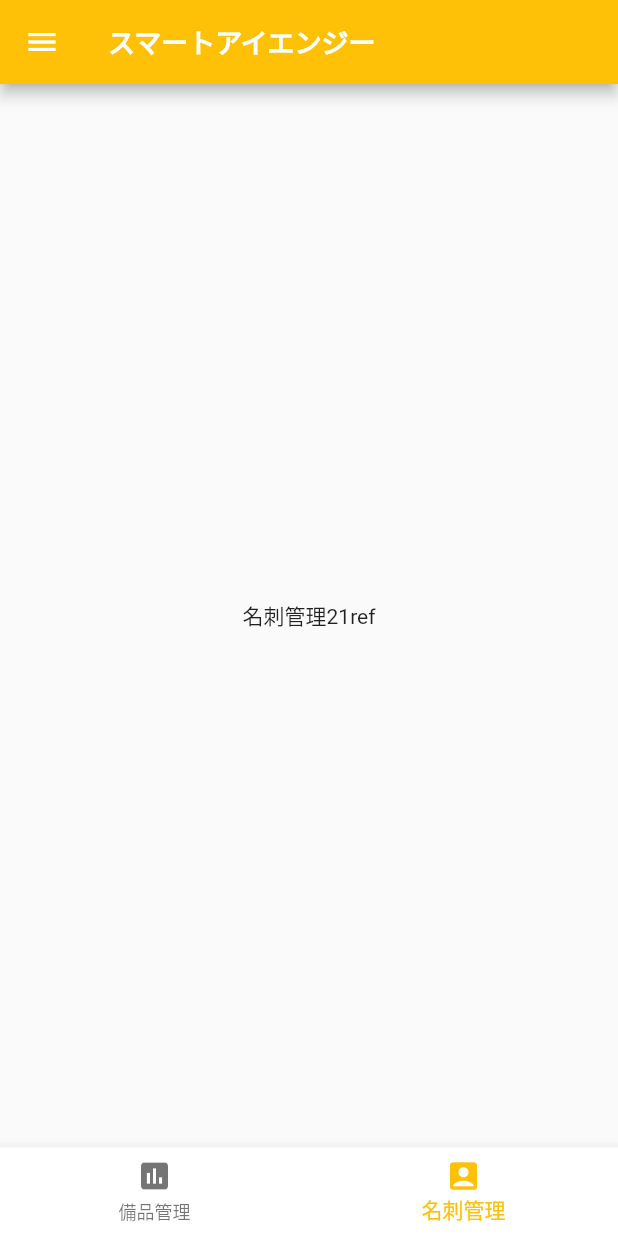
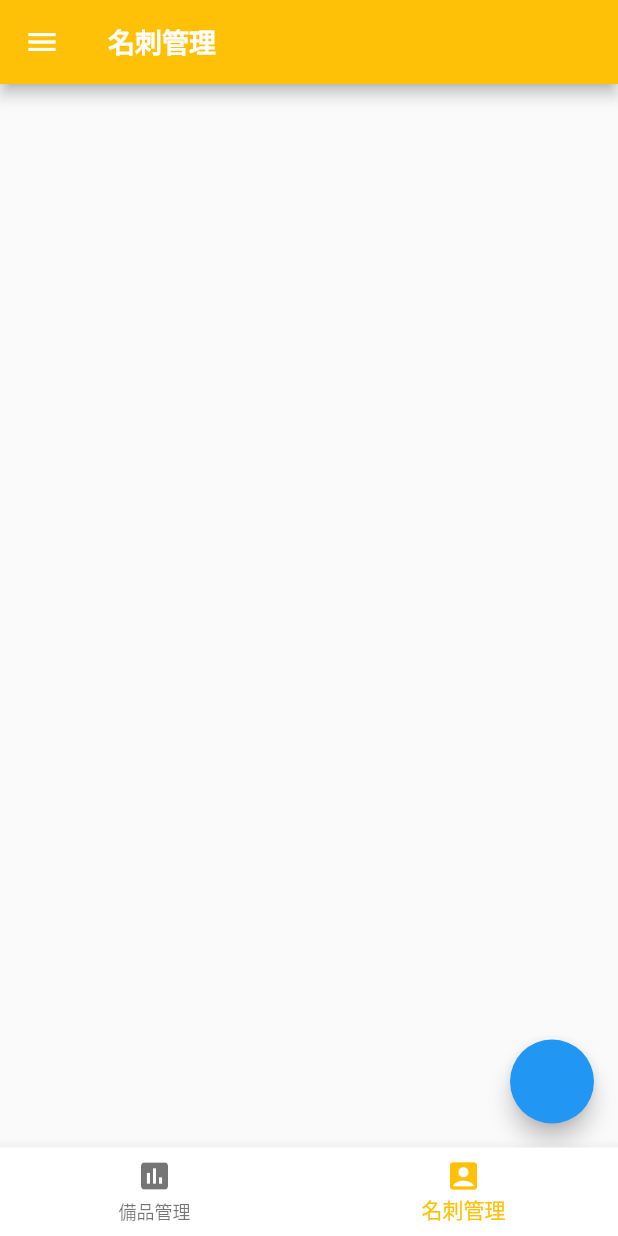
Before and after one commit to ouyou58/SmartingApp, a Flutter app: the screen it shows after launch, item 2 of the bottom bar chosen, on a phone screen of 412 x 824 dp. Run offline on Flutter 3.47's test engine with Material 2 defaults, Android fonts, the phone set to English and light mode, and no system bars.

Commit message:
タイトル修正

```diff
--- a/lib/business_name.dart
+++ b/lib/business_name.dart
@@ -1,9 +1,15 @@
-
 import 'package:flutter/cupertino.dart';
+import 'package:flutter/material.dart';
 
 class BusinessName extends StatelessWidget {
   @override
   Widget build(BuildContext context) {
-    return Center(child: Text('名刺管理21ref'));
+    return Scaffold(
+        body: ListView(),
+        floatingActionButton: FloatingActionButton(
+          onPressed: () {
+            print('haha');
+          },
+        ));
   }
 }
--- a/lib/main.dart
+++ b/lib/main.dart
@@ -26,33 +26,42 @@ class BottomNavigationController extends StatefulWidget {
 
 class _BottomNavigationControllerState
     extends State<BottomNavigationController> {
-  int _currentIndex = 0;
-  final pages = [EquipmentManage(),BusinessName()];
-  // タブバー feshfekhっっdjっっっっっっfee
-  final tabBarTitle = ['備品管理', '名刺管理'];
+  int currentIndex = 0;
+  final pages = [EquipmentManage(), BusinessName()];
+
+  // タブバー
+  final tabBarTitles = ['備品管理', '名刺管理'];
+  String currentTitle = "";
 
   @override
   Widget build(BuildContext context) {
+    currentTitle = tabBarTitles[currentIndex];
     return Scaffold(
       appBar: AppBar(
         backgroundColor: Colors.amber,
-        title: Text('スマートアイエンジー',style: TextStyle(color: Colors.white,fontSize: 18,fontWeight:FontWeight.w600),),
+        title: Text(
+          currentTitle,
+          style: TextStyle(
+              color: Colors.white, fontSize: 18, fontWeight: FontWeight.w600),
+        ),
       ),
-      drawer: Drawer(child: ListView(),),
-      body: pages[_currentIndex],
+      drawer: Drawer(
+        child: ListView(),
+      ),
+      body: pages[currentIndex],
       bottomNavigationBar: BottomNavigationBar(
         backgroundColor: Colors.white,
         items: <BottomNavigationBarItem>[
           BottomNavigationBarItem(
-              icon: Icon(Icons.assessment), label: tabBarTitle[0]),
+              icon: Icon(Icons.assessment), label: tabBarTitles[0]),
           BottomNavigationBarItem(
-              icon: Icon(Icons.account_box), label: tabBarTitle[1])
+              icon: Icon(Icons.account_box), label: tabBarTitles[1])
         ],
-        currentIndex: _currentIndex,
+        currentIndex: currentIndex,
         fixedColor: Colors.amber,
         onTap: (value) {
           setState(() {
-            this._currentIndex = value.toInt();
+            this.currentIndex = value.toInt();
           });
         },
       ),
```
